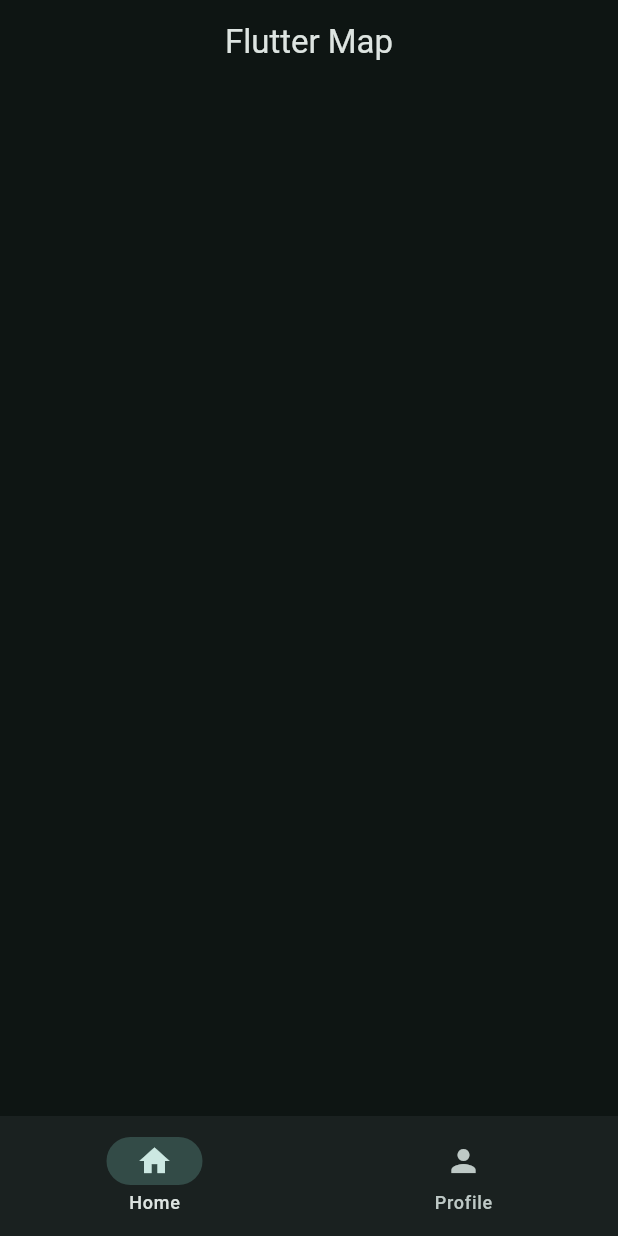
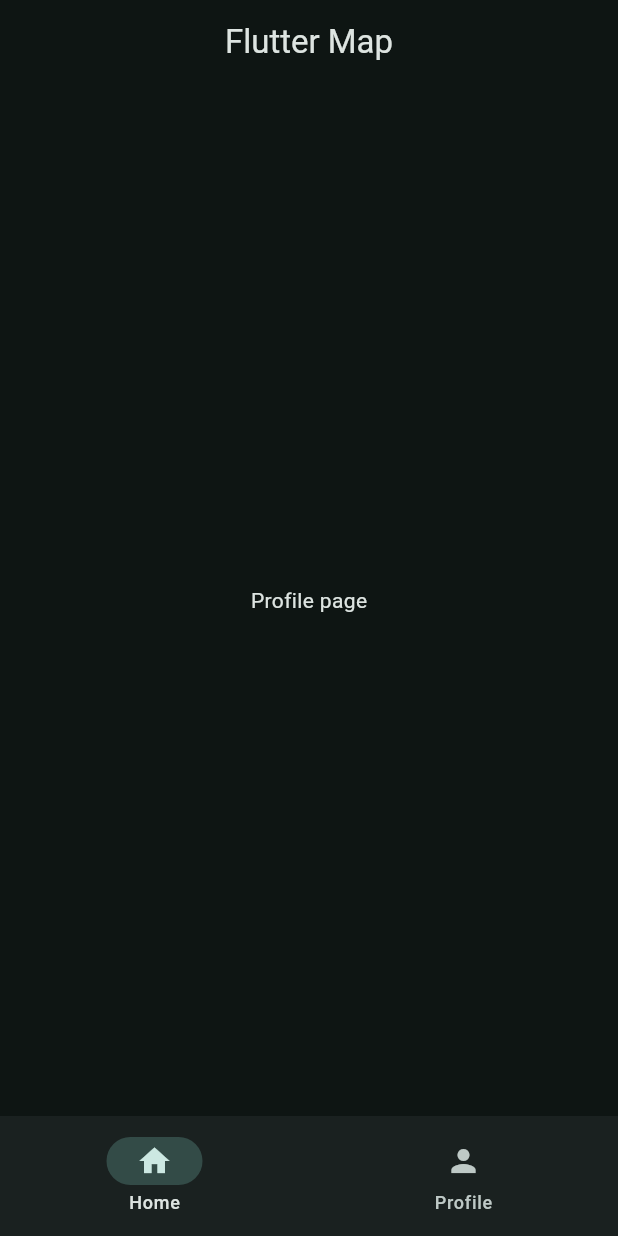
Before and after one commit to SameerAkita/flutter_app, a Flutter app: the screen it shows after launch, on a phone screen of 412 x 824 dp. Run offline on Flutter 3.47's test engine with Material 3 defaults, Android fonts, the phone set to English and light mode, and no system bars; missing offline and left inert: dart:ffi.

Commit message:
pages widget list shown in body

```diff
--- a/lib/views/pages/profile_page.dart
+++ b/lib/views/pages/profile_page.dart
@@ -0,0 +1,10 @@
+import 'package:flutter/material.dart';
+
+class ProfilePage extends StatelessWidget {
+  const ProfilePage({super.key});
+
+  @override
+  Widget build(BuildContext context) {
+    return Center(child: Text('Profile page'));
+  }
+}
--- a/lib/views/widget_tree.dart
+++ b/lib/views/widget_tree.dart
@@ -1,5 +1,9 @@
 import 'package:flutter/material.dart';
+import 'package:flutter_app/views/pages/home_page.dart';
+import 'package:flutter_app/views/pages/profile_page.dart';
 import 'package:flutter_app/widgets/navbar_widget.dart';
+
+List<Widget> pages = [HomePage(), ProfilePage()];
 
 class WidgetTree extends StatelessWidget {
   const WidgetTree({super.key});
@@ -7,8 +11,9 @@ class WidgetTree extends StatelessWidget {
   @override
   Widget build(BuildContext context) {
     return Scaffold(
-        appBar: AppBar(title: Text('Flutter Map'), centerTitle: true),
-        bottomNavigationBar: NavbarWidget(),
-      );
+      appBar: AppBar(title: Text('Flutter Map'), centerTitle: true),
+      body: pages.elementAt(1),
+      bottomNavigationBar: NavbarWidget(),
+    );
   }
 }
```
Also changed, not shown: lib/views/pages/home_page.dart (+10 -0 lines).
